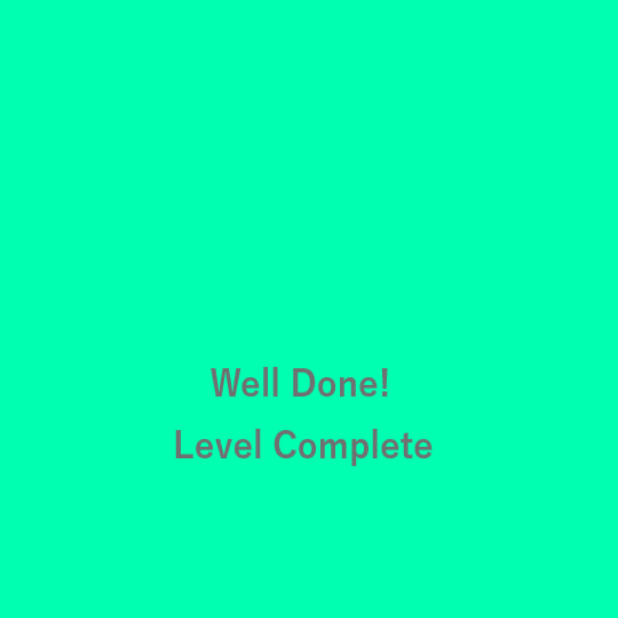
After one commit to pramath7/AuditoryTrainingApp, an Android app: the LevelComplete screen opened directly, with no data from a screen before it, on a phone screen of 412 x 824 dp, the top half of it. The commit adds this screen. Run offline under Robolectric (Android 15) with nearby library versions, the phone set to English and light mode, and no system bars.

Commit message:
Level 1 is functional and questions appear randomly . if you answer incorrectly , the question will reappear anytime . Sample includes 3 questions for level 1 Try answering them incorrectly and see if they come back. On answering all 3 correctly. The level will be complete.

```diff
--- a/app/src/main/AndroidManifest.xml
+++ b/app/src/main/AndroidManifest.xml
@@ -9,7 +9,8 @@
         android:roundIcon="@mipmap/ic_launcher_round"
         android:supportsRtl="true"
         android:theme="@style/AppTheme">
-        <activity android:name=".QuestionActivity"></activity>
+        <activity android:name=".LevelComplete"></activity>
+        <activity android:name=".QuestionActivity" />
         <activity android:name=".MainActivity">
             <intent-filter>
                 <action android:name="android.intent.action.MAIN" />
--- /dev/null
+++ b/app/src/main/java/com/example/duht/LevelComplete.java
@@ -0,0 +1,15 @@
+package com.example.duht;
+
+import androidx.appcompat.app.AppCompatActivity;
+
+import android.os.Bundle;
+
+public class LevelComplete extends AppCompatActivity {
+
+    @Override
+    protected void onCreate(Bundle savedInstanceState) {
+        super.onCreate(savedInstanceState);
+        setContentView(R.layout.activity_level_complete);
+
+    }
+}
--- /dev/null
+++ b/app/src/main/res/layout/activity_level_complete.xml
@@ -0,0 +1,10 @@
+<?xml version="1.0" encoding="utf-8"?>
+<androidx.constraintlayout.widget.ConstraintLayout xmlns:android="http://schemas.android.com/apk/res/android"
+    xmlns:app="http://schemas.android.com/apk/res-auto"
+    xmlns:tools="http://schemas.android.com/tools"
+    android:layout_width="match_parent"
+    android:layout_height="match_parent"
+    android:background="@drawable/androidbackcomplete"
+    tools:context=".LevelComplete">
+
+</androidx.constraintlayout.widget.ConstraintLayout>
--- a/app/src/main/res/values/styles.xml
+++ b/app/src/main/res/values/styles.xml
@@ -1,7 +1,7 @@
 <resources>
 
     <!-- Base application theme. -->
-    <style name="AppTheme" parent="Theme.AppCompat.Light.DarkActionBar">
+    <style name="AppTheme" parent="Theme.AppCompat.NoActionBar">
         <!-- Customize your theme here. -->
         <item name="colorPrimary">@color/colorPrimary</item>
         <item name="colorPrimaryDark">@color/colorPrimaryDark</item>
```
Also changed, not shown: app/src/main/java/com/example/duht/QuestionActivity.java (+131 -0 lines), app/src/main/java/com/example/duht/QuizDBHelper.java (+20 -17 lines), app/src/main/res/layout/activity_question.xml (+12 -2 lines), app/src/main/res/drawable-hdpi/androidbackcomplete.png (added), app/src/main/res/drawable-hdpi/welldone.png (added), app/src/main/res/drawable-ldpi/androidbackcomplete.png (added), app/src/main/res/drawable-ldpi/welldone.png (added), app/src/main/res/drawable-mdpi/androidbackcomplete.png (added), app/src/main/res/drawable-xhdpi/androidbackcomplete.png (added), app/src/main/res/drawable-xxhdpi/androidbackcomplete.png (added), app/src/main/res/drawable-xxxhdpi/androidbackcomplete.png (added).
